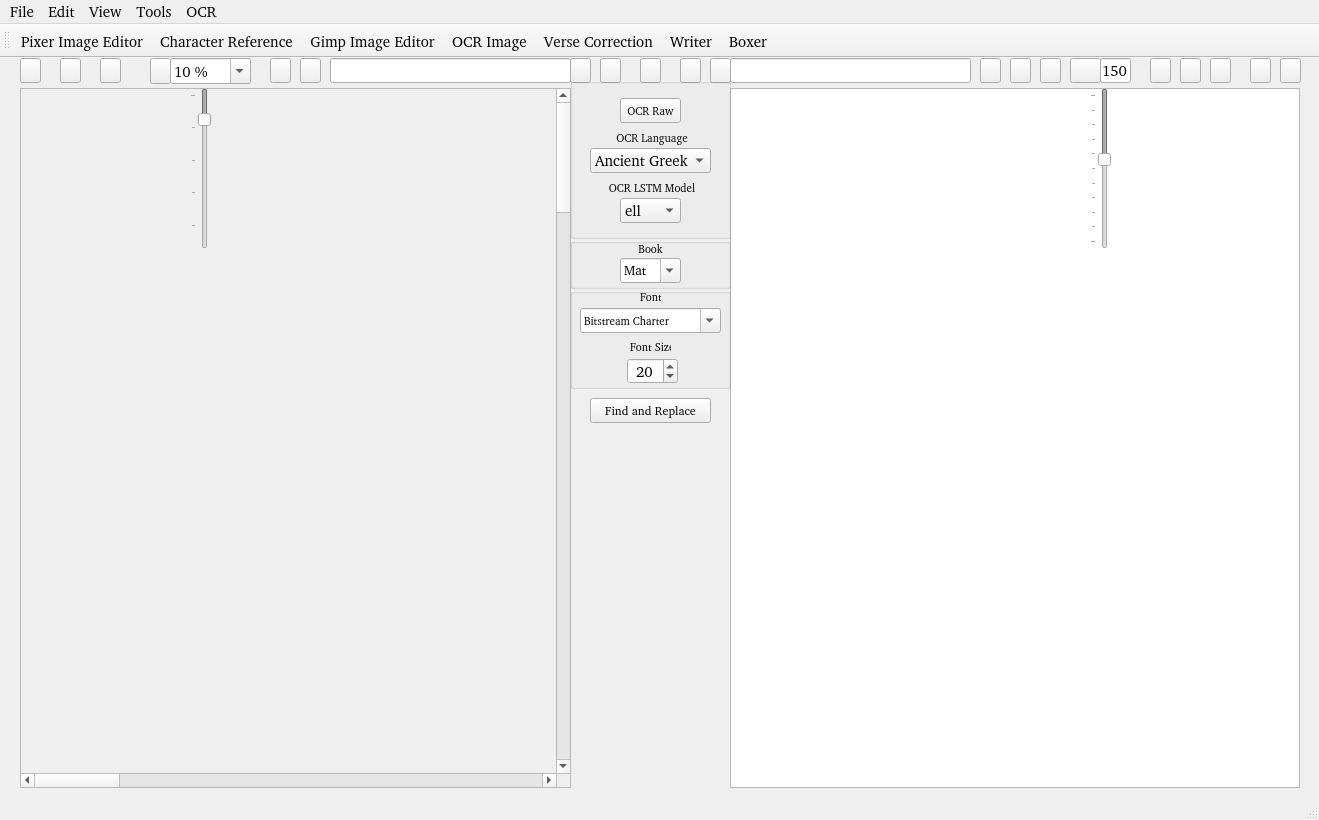
The window that Developer/QtDesignerUI/MyReaderUI.ui (preachermax/BiblionOCR) describes before a commit, drawn with Qt 5.
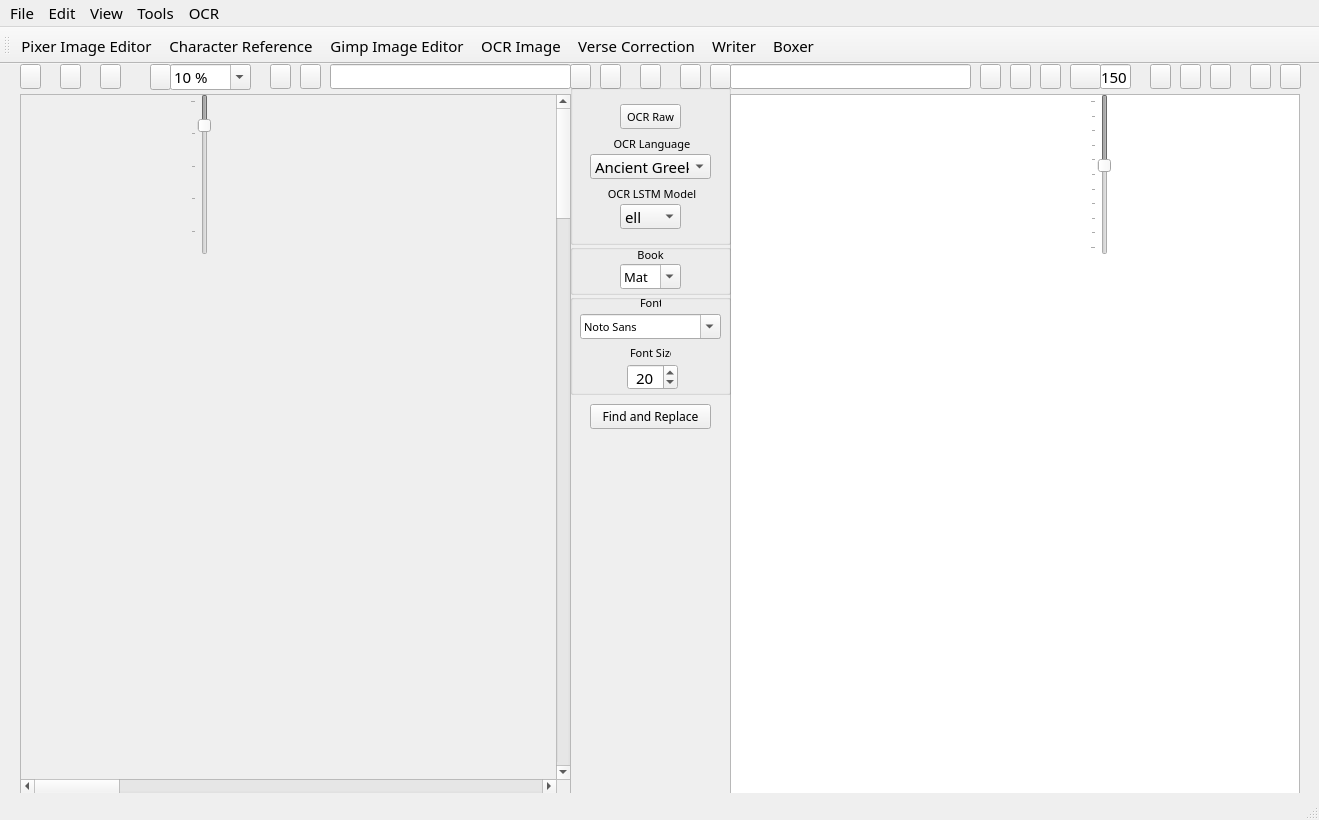
The same window after the commit. Icons and pictures are not drawn.

Commit message: fix(gui): bind chr reference and standardize FROMVS ui font

Patch:
```diff
--- a/Developer/QtDesignerUI/MyReaderUI.ui
+++ b/Developer/QtDesignerUI/MyReaderUI.ui
@@ -15,7 +15,7 @@
   </property>
   <property name="font">
    <font>
-    <family>FROMVS [MAXR]</family>
+    <family>FROMVS</family>
     <pointsize>11</pointsize>
     <weight>50</weight>
     <italic>false</italic>
@@ -146,7 +146,7 @@
     </property>
     <property name="font">
      <font>
-      <family>FROMVS [MAXR]</family>
+      <family>FROMVS</family>
       <pointsize>8</pointsize>
      </font>
     </property>
@@ -185,7 +185,7 @@
     </property>
     <property name="font">
      <font>
-      <family>FROMVS [MAXR]</family>
+      <family>FROMVS</family>
       <pointsize>8</pointsize>
      </font>
     </property>
@@ -211,7 +211,7 @@
     </property>
     <property name="font">
      <font>
-      <family>FROMVS [MAXR]</family>
+      <family>FROMVS</family>
       <pointsize>8</pointsize>
      </font>
     </property>
@@ -237,7 +237,7 @@
     </property>
     <property name="font">
      <font>
-      <family>FROMVS [MAXR]</family>
+      <family>FROMVS</family>
       <pointsize>8</pointsize>
      </font>
     </property>
@@ -713,7 +713,7 @@
      </property>
      <property name="font">
       <font>
-       <family>FROMVS [MAXR]</family>
+       <family>FROMVS</family>
        <pointsize>8</pointsize>
       </font>
      </property>
@@ -1203,7 +1203,7 @@
     </property>
     <property name="font">
      <font>
-      <family>FROMVS [MAXR]</family>
+      <family>FROMVS</family>
       <pointsize>8</pointsize>
      </font>
     </property>
@@ -1333,7 +1333,7 @@
    <widget class="QMenu" name="menuFile">
     <property name="font">
      <font>
-      <family>FROMVS [MAXR]</family>
+      <family>FROMVS</family>
       <pointsize>11</pointsize>
      </font>
     </property>
@@ -1366,7 +1366,7 @@
    <widget class="QMenu" name="menuTools">
     <property name="font">
      <font>
-      <family>FROMVS [MAXR]</family>
+      <family>FROMVS</family>
      </font>
     </property>
     <property name="title">
@@ -2465,7 +2465,7 @@
    </property>
    <property name="font">
     <font>
-     <family>FROMVS [MAXR]</family>
+     <family>FROMVS</family>
     </font>
    </property>
   </action>
```
The commit also changes 39 other files.
